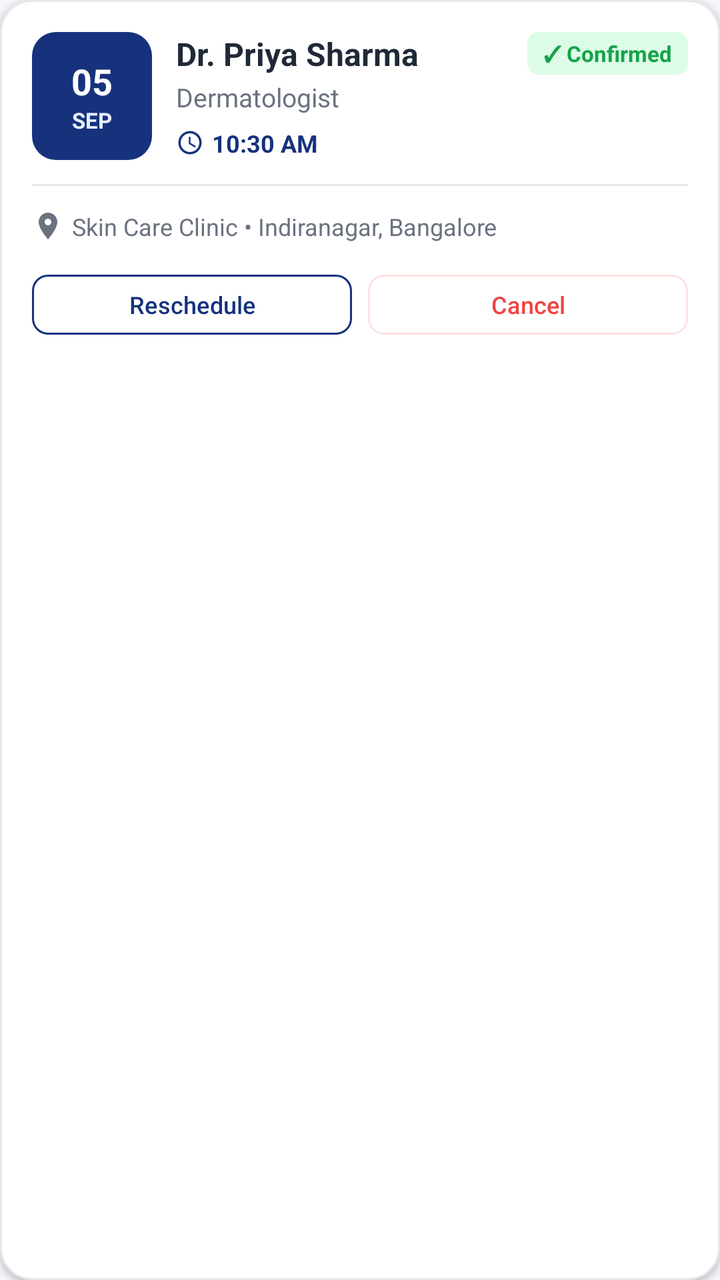
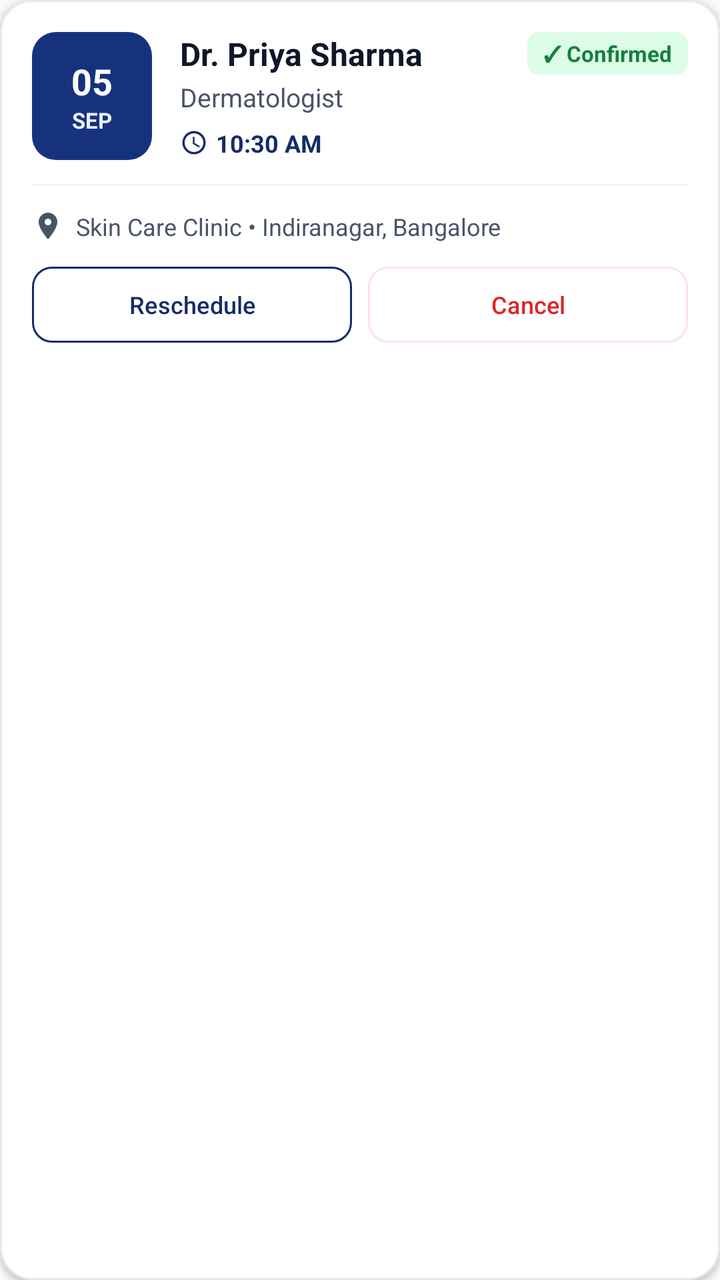

Before-and-after screenshots of an Android layout around one commit, followed by the original layout XML and the change that was made.
<!-- AndroidManifest.xml: application theme Theme.CareWell -->
<!-- res/layout/item_appointment_card.xml -->
<?xml version="1.0" encoding="utf-8"?>
<com.google.android.material.card.MaterialCardView xmlns:android="http://schemas.android.com/apk/res/android"
    xmlns:app="http://schemas.android.com/apk/res-auto"
    android:layout_width="match_parent"
    android:layout_height="wrap_content"
    android:layout_marginHorizontal="16dp"
    android:layout_marginVertical="8dp"
    app:cardCornerRadius="16dp"
    app:cardElevation="2dp"
    app:strokeColor="@color/card_stroke"
    app:strokeWidth="1dp"
    app:cardBackgroundColor="@color/surface_white">

    <LinearLayout
        android:layout_width="match_parent"
        android:layout_height="wrap_content"
        android:orientation="vertical"
        android:padding="16dp">

        <LinearLayout
            android:layout_width="match_parent"
            android:layout_height="wrap_content"
            android:orientation="horizontal">

            
            <LinearLayout
                android:layout_width="60dp"
                android:layout_height="64dp"
                android:background="@drawable/bg_date_chip_selected"
                android:gravity="center"
                android:orientation="vertical">

                <TextView
                    android:id="@+id/tv_appt_day_num"
                    android:layout_width="wrap_content"
                    android:layout_height="wrap_content"
                    android:text="05"
                    android:textColor="@color/white"
                    android:textSize="18sp"
                    android:textStyle="bold" />

                <TextView
                    android:id="@+id/tv_appt_month"
                    android:layout_width="wrap_content"
                    android:layout_height="wrap_content"
                    android:text="SEP"
                    android:textColor="@color/primary_light"
                    android:textSize="11sp"
                    android:textStyle="bold" />
            </LinearLayout>

            <LinearLayout
                android:layout_width="0dp"
                android:layout_height="wrap_content"
                android:layout_weight="1"
                android:layout_marginStart="12dp"
                android:orientation="vertical">

                <LinearLayout
                    android:layout_width="match_parent"
                    android:layout_height="wrap_content"
                    android:gravity="center_vertical"
                    android:orientation="horizontal">

                    <TextView
                        android:id="@+id/tv_appt_doctor_name"
                        android:layout_width="0dp"
                        android:layout_height="wrap_content"
                        android:layout_weight="1"
                        android:text="Dr. Priya Sharma"
                        android:textColor="@color/text_primary"
                        android:textSize="16sp"
                        android:textStyle="bold" />

                    <LinearLayout
                        android:id="@+id/ll_status_badge"
                        android:layout_width="wrap_content"
                        android:layout_height="wrap_content"
                        android:background="@drawable/bg_badge_verified"
                        android:paddingHorizontal="8dp"
                        android:paddingVertical="3dp">

                        <TextView
                            android:id="@+id/tv_status_text"
                            android:layout_width="wrap_content"
                            android:layout_height="wrap_content"
                            android:text="✓ Confirmed"
                            android:textColor="@color/success_green"
                            android:textSize="11sp"
                            android:textStyle="bold" />
                    </LinearLayout>

                </LinearLayout>

                <TextView
                    android:id="@+id/tv_appt_specialization"
                    android:layout_width="wrap_content"
                    android:layout_height="wrap_content"
                    android:layout_marginTop="2dp"
                    android:text="Dermatologist"
                    android:textColor="@color/text_secondary"
                    android:textSize="13sp" />

                <LinearLayout
                    android:layout_width="match_parent"
                    android:layout_height="wrap_content"
                    android:layout_marginTop="6dp"
                    android:gravity="center_vertical"
                    android:orientation="horizontal">

                    <ImageView
                        android:layout_width="14dp"
                        android:layout_height="14dp"
                        android:src="@drawable/ic_clock"
                        app:tint="@color/primary"
                        android:contentDescription="Clock icon" />

                    <TextView
                        android:id="@+id/tv_appt_time"
                        android:layout_width="wrap_content"
                        android:layout_height="wrap_content"
                        android:layout_marginStart="4dp"
                        android:text="10:30 AM"
                        android:textColor="@color/primary"
                        android:textSize="12sp"
                        android:textStyle="bold" />
                </LinearLayout>

            </LinearLayout>

        </LinearLayout>

        <View
            android:layout_width="match_parent"
            android:layout_height="1dp"
            android:layout_marginVertical="12dp"
            android:background="@color/divider" />

        <LinearLayout
            android:layout_width="match_parent"
            android:layout_height="wrap_content"
            android:gravity="center_vertical"
            android:orientation="horizontal">

            <ImageView
                android:layout_width="16dp"
                android:layout_height="16dp"
                android:src="@drawable/ic_location"
                app:tint="@color/text_secondary"
                android:contentDescription="Location icon" />

            <TextView
                android:id="@+id/tv_appt_location"
                android:layout_width="0dp"
                android:layout_height="wrap_content"
                android:layout_weight="1"
                android:layout_marginStart="4dp"
                android:text="Skin Care Clinic • Indiranagar, Bangalore"
                android:textColor="@color/text_secondary"
                android:textSize="12sp"
                android:maxLines="1"
                android:ellipsize="end" />
        </LinearLayout>

        <LinearLayout
            android:id="@+id/ll_action_buttons"
            android:layout_width="match_parent"
            android:layout_height="wrap_content"
            android:layout_marginTop="12dp"
            android:orientation="horizontal">

            <com.google.android.material.button.MaterialButton
                android:id="@+id/btn_reschedule"
                style="@style/Widget.Material3.Button.OutlinedButton"
                android:layout_width="0dp"
                android:layout_height="38dp"
                android:layout_weight="1"
                android:layout_marginEnd="8dp"
                android:text="Reschedule"
                android:textColor="@color/primary"
                android:textSize="12sp"
                app:strokeColor="@color/primary"
                app:strokeWidth="1dp"
                app:cornerRadius="8dp"
                android:padding="0dp" />

            <com.google.android.material.button.MaterialButton
                android:id="@+id/btn_cancel"
                style="@style/Widget.Material3.Button.OutlinedButton"
                android:layout_width="0dp"
                android:layout_height="38dp"
                android:layout_weight="1"
                android:text="Cancel"
                android:textColor="@color/error_red"
                android:textSize="12sp"
                app:strokeColor="@color/error_light"
                app:strokeWidth="1dp"
                app:cornerRadius="8dp"
                android:padding="0dp" />
        </LinearLayout>

    </LinearLayout>

</com.google.android.material.card.MaterialCardView>
<!-- resources referenced by this layout -->
<resources>
  <color name="card_stroke">#E5E7EB</color>
  <color name="divider">#E5E7EB</color>
  <color name="error_light">#FEE2E2</color>
  <color name="error_red">#EF4444</color>
  <color name="primary">#16327D</color>
  <color name="primary_light">#E8EEFF</color>
  <color name="success_green">#16A34A</color>
  <color name="surface_white">#FFFFFF</color>
  <color name="text_primary">#1F2937</color>
  <color name="text_secondary">#6B7280</color>
  <color name="white">#FFFFFF</color>
  <!-- drawable bg_badge_verified (drawable) -->
  <?xml version="1.0" encoding="utf-8"?>
  <shape xmlns:android="http://schemas.android.com/apk/res/android"
      android:shape="rectangle">
      <solid android:color="#DCFCE7" />
      <corners android:radius="6dp" />
  </shape>
  <!-- drawable bg_date_chip_selected (drawable) -->
  <?xml version="1.0" encoding="utf-8"?>
  <shape xmlns:android="http://schemas.android.com/apk/res/android"
      android:shape="rectangle">
      <solid android:color="#16327D" />
      <corners android:radius="12dp" />
  </shape>
  <!-- drawable ic_clock (drawable) -->
  <vector xmlns:android="http://schemas.android.com/apk/res/android"
      android:width="24dp"
      android:height="24dp"
      android:viewportWidth="24"
      android:viewportHeight="24">
      <path
          android:fillColor="#FF000000"
          android:pathData="M11.99,2C6.47,2 2,6.48 2,12s4.47,10 9.99,10C17.52,22 22,17.52 22,12S17.52,2 11.99,2zm0,18c-4.42,0 -8,-3.58 -8,-8s3.58,-8 8,-8 8,3.58 8,8 -3.58,8 -8,8zm0.5,-13H11v6l5.25,3.15 0.75,-1.23 -4.5,-2.67z"/>
  </vector>
  <!-- drawable ic_location (drawable) -->
  <vector xmlns:android="http://schemas.android.com/apk/res/android"
      android:width="24dp"
      android:height="24dp"
      android:viewportWidth="24"
      android:viewportHeight="24">
      <path
          android:fillColor="#FF000000"
          android:pathData="M12,2C8.13,2 5,5.13 5,9c0,5.25 7,13 7,13s7,-7.75 7,-13c0,-3.87 -3.13,-7 -7,-7zm0,9.5c-1.38,0 -2.5,-1.12 -2.5,-2.5s1.12,-2.5 2.5,-2.5 2.5,1.12 2.5,2.5 -1.12,2.5 -2.5,2.5z"/>
  </vector>
  <style name="Theme.CareWell" parent="Base.Theme.CareWell" />
  <style name="Base.Theme.CareWell" parent="Theme.Material3.Light.NoActionBar">
          <item name="colorPrimary">@color/primary</item>
          <item name="colorPrimaryVariant">@color/primary_dark</item>
          <item name="colorOnPrimary">@color/white</item>
          <item name="colorSecondary">@color/secondary</item>
          <item name="colorSecondaryVariant">@color/secondary</item>
          <item name="colorOnSecondary">@color/white</item>
          <item name="android:statusBarColor">@color/white</item>
          <item name="android:windowLightStatusBar">true</item>
          <item name="android:windowBackground">@color/background_light</item>
      </style>
  <color name="primary_dark">#0F2359</color>
  <color name="secondary">#3B82F6</color>
  <color name="background_light">#F5F7FB</color>
</resources>

<!-- the commit's change to res/layout/item_appointment_card.xml (unified diff, before → after) -->
@@ -5,11 +5,11 @@
     android:layout_height="wrap_content"
     android:layout_marginHorizontal="16dp"
     android:layout_marginVertical="8dp"
+    app:cardBackgroundColor="@color/surface_white"
     app:cardCornerRadius="16dp"
     app:cardElevation="2dp"
     app:strokeColor="@color/card_stroke"
-    app:strokeWidth="1dp"
-    app:cardBackgroundColor="@color/surface_white">
+    app:strokeWidth="1dp">
 
     <LinearLayout
         android:layout_width="match_parent"
@@ -52,8 +52,8 @@
             <LinearLayout
                 android:layout_width="0dp"
                 android:layout_height="wrap_content"
-                android:layout_weight="1"
-                android:layout_marginStart="12dp"
+                android:layout_marginStart="14dp"
+                android:layout_weight="1"
                 android:orientation="vertical">
 
                 <LinearLayout
@@ -67,6 +67,8 @@
                         android:layout_width="0dp"
                         android:layout_height="wrap_content"
                         android:layout_weight="1"
+                        android:ellipsize="end"
+                        android:maxLines="1"
                         android:text="Dr. Priya Sharma"
                         android:textColor="@color/text_primary"
                         android:textSize="16sp"
@@ -77,6 +79,7 @@
                         android:layout_width="wrap_content"
                         android:layout_height="wrap_content"
                         android:background="@drawable/bg_badge_verified"
+                        android:gravity="center_vertical"
                         android:paddingHorizontal="8dp"
                         android:paddingVertical="3dp">
 
@@ -97,6 +100,8 @@
                     android:layout_width="wrap_content"
                     android:layout_height="wrap_content"
                     android:layout_marginTop="2dp"
+                    android:ellipsize="end"
+                    android:maxLines="1"
                     android:text="Dermatologist"
                     android:textColor="@color/text_secondary"
                     android:textSize="13sp" />
@@ -111,9 +116,9 @@
                     <ImageView
                         android:layout_width="14dp"
                         android:layout_height="14dp"
+                        android:contentDescription="Clock icon"
                         android:src="@drawable/ic_clock"
-                        app:tint="@color/primary"
-                        android:contentDescription="Clock icon" />
+                        app:tint="@color/primary" />
 
                     <TextView
                         android:id="@+id/tv_appt_time"
@@ -145,21 +150,21 @@
             <ImageView
                 android:layout_width="16dp"
                 android:layout_height="16dp"
+                android:contentDescription="Location icon"
                 android:src="@drawable/ic_location"
-                app:tint="@color/text_secondary"
-                android:contentDescription="Location icon" />
+                app:tint="@color/text_secondary" />
 
             <TextView
                 android:id="@+id/tv_appt_location"
                 android:layout_width="0dp"
                 android:layout_height="wrap_content"
-                android:layout_weight="1"
-                android:layout_marginStart="4dp"
+                android:layout_marginStart="6dp"
+                android:layout_weight="1"
+                android:ellipsize="end"
+                android:maxLines="1"
                 android:text="Skin Care Clinic • Indiranagar, Bangalore"
                 android:textColor="@color/text_secondary"
-                android:textSize="12sp"
-                android:maxLines="1"
-                android:ellipsize="end" />
+                android:textSize="12sp" />
         </LinearLayout>
 
         <LinearLayout
@@ -174,15 +179,17 @@
                 style="@style/Widget.Material3.Button.OutlinedButton"
                 android:layout_width="0dp"
                 android:layout_height="38dp"
-                android:layout_weight="1"
                 android:layout_marginEnd="8dp"
+                android:layout_weight="1"
+                android:insetTop="0dp"
+                android:insetBottom="0dp"
+                android:padding="0dp"
                 android:text="Reschedule"
                 android:textColor="@color/primary"
                 android:textSize="12sp"
+                app:cornerRadius="10dp"
                 app:strokeColor="@color/primary"
-                app:strokeWidth="1dp"
-                app:cornerRadius="8dp"
-                android:padding="0dp" />
+                app:strokeWidth="1dp" />
 
             <com.google.android.material.button.MaterialButton
                 android:id="@+id/btn_cancel"
@@ -190,13 +197,15 @@
                 android:layout_width="0dp"
                 android:layout_height="38dp"
                 android:layout_weight="1"
+                android:insetTop="0dp"
+                android:insetBottom="0dp"
+                android:padding="0dp"
                 android:text="Cancel"
                 android:textColor="@color/error_red"
                 android:textSize="12sp"
+                app:cornerRadius="10dp"
                 app:strokeColor="@color/error_light"
-                app:strokeWidth="1dp"
-                app:cornerRadius="8dp"
-                android:padding="0dp" />
+                app:strokeWidth="1dp" />
         </LinearLayout>
 
     </LinearLayout>
<!-- resource entries referenced after the edit -->
@@ -1,15 +1,15 @@
 <!-- resources referenced by this layout -->
 <resources>
-  <color name="card_stroke">#E5E7EB</color>
-  <color name="divider">#E5E7EB</color>
+  <color name="card_stroke">#E2E8F0</color>
+  <color name="divider">#F1F5F9</color>
   <color name="error_light">#FEE2E2</color>
-  <color name="error_red">#EF4444</color>
-  <color name="primary">#16327D</color>
-  <color name="primary_light">#E8EEFF</color>
-  <color name="success_green">#16A34A</color>
+  <color name="error_red">#DC2626</color>
+  <color name="primary">#152C69</color>
+  <color name="primary_light">#EBF1FF</color>
+  <color name="success_green">#15803D</color>
   <color name="surface_white">#FFFFFF</color>
-  <color name="text_primary">#1F2937</color>
-  <color name="text_secondary">#6B7280</color>
+  <color name="text_primary">#0F172A</color>
+  <color name="text_secondary">#475569</color>
   <color name="white">#FFFFFF</color>
   <!-- drawable bg_badge_verified (drawable) -->
   <?xml version="1.0" encoding="utf-8"?>
@@ -56,9 +56,13 @@
           <item name="android:statusBarColor">@color/white</item>
           <item name="android:windowLightStatusBar">true</item>
           <item name="android:windowBackground">@color/background_light</item>
+          <item name="colorSecondaryContainer">@color/primary_light</item>
+          <item name="colorOnSecondaryContainer">@color/primary</item>
+          <item name="android:navigationBarColor">@color/white</item>
+          <item name="android:windowLightNavigationBar" tools:targetApi="o_mr1">true</item>
       </style>
-  <color name="primary_dark">#0F2359</color>
-  <color name="secondary">#3B82F6</color>
-  <color name="background_light">#F5F7FB</color>
+  <color name="primary_dark">#0D1D47</color>
+  <color name="secondary">#2563EB</color>
+  <color name="background_light">#F8FAFC</color>
 </resources>
 
